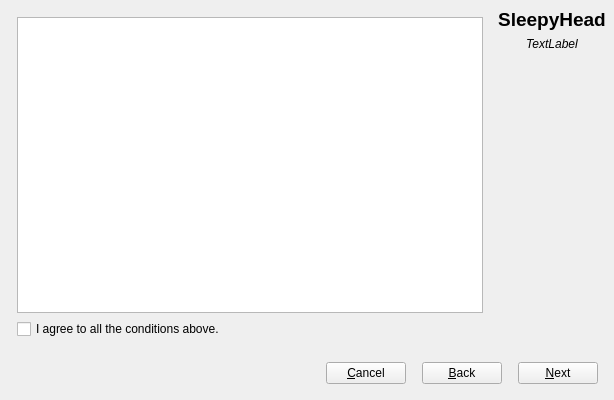
This is sleepyhead/newprofile.ui in sbonaime/sleepyhead-code. as Qt 5 draws it before an edit. The edited form follows.
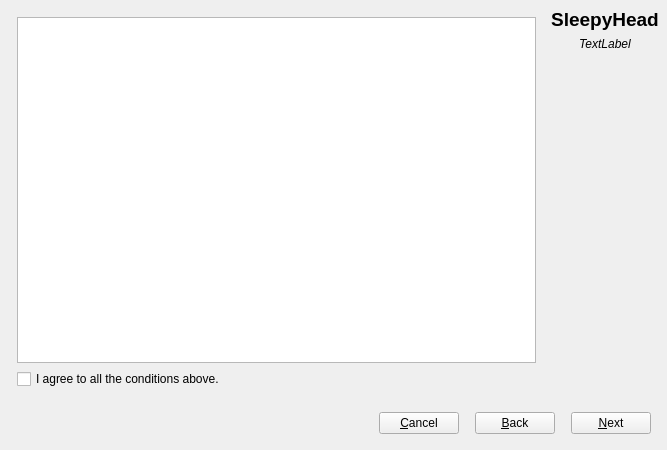
This is the edited form. The open tabs and pages were chosen to show the change. Icons and pictures are not drawn.

What changed in the file:
```diff
--- a/sleepyhead/newprofile.ui
+++ b/sleepyhead/newprofile.ui
@@ -6,8 +6,8 @@
    <rect>
     <x>0</x>
     <y>0</y>
-    <width>614</width>
-    <height>395</height>
+    <width>667</width>
+    <height>450</height>
    </rect>
   </property>
   <property name="windowTitle">
```
Left out of the diff: 4 changed lines with no effect on the pictures.
